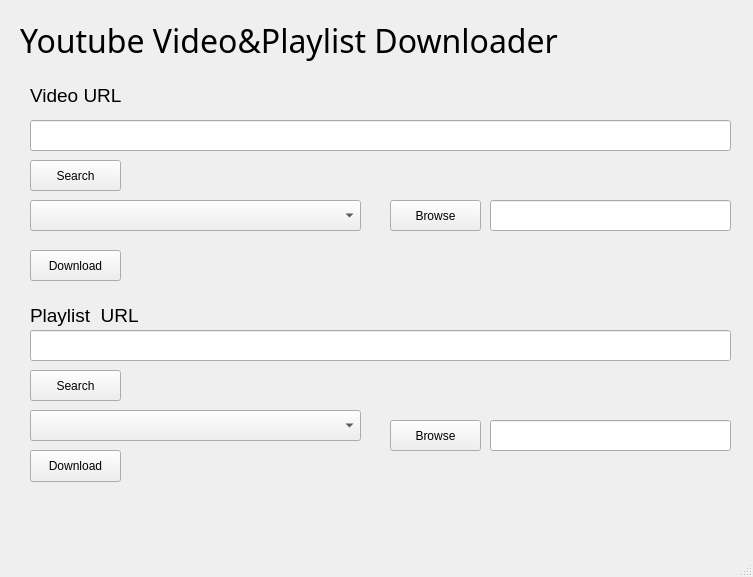
zeyad-hisham-cyper/Pyhon_Download_Manager, file main.ui: the form before one commit.
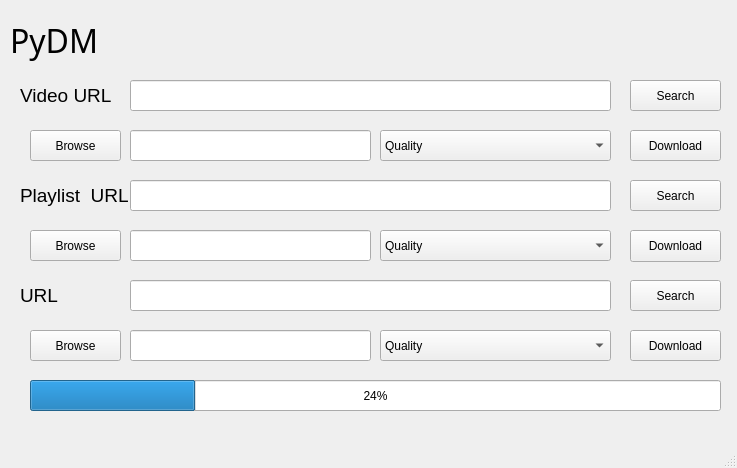
The form after the commit. Icons and pictures are not drawn.

```diff
--- a/main.ui
+++ b/main.ui
@@ -6,8 +6,8 @@
    <rect>
     <x>0</x>
     <y>0</y>
-    <width>753</width>
-    <height>577</height>
+    <width>737</width>
+    <height>468</height>
    </rect>
   </property>
   <property name="windowTitle">
@@ -2021,7 +2021,7 @@
    <widget class="QLabel" name="Title">
     <property name="geometry">
      <rect>
-      <x>20</x>
+      <x>10</x>
       <y>10</y>
       <width>631</width>
       <height>61</height>
@@ -2040,15 +2040,15 @@
      </font>
     </property>
     <property name="text">
-     <string>Youtube Video&amp;Playlist Downloader</string>
+     <string>PyDM</string>
     </property>
    </widget>
    <widget class="QLineEdit" name="videoURL">
     <property name="geometry">
      <rect>
-      <x>30</x>
-      <y>120</y>
-      <width>701</width>
+      <x>130</x>
+      <y>80</y>
+      <width>481</width>
       <height>31</height>
      </rect>
     </property>
@@ -2056,7 +2056,7 @@
    <widget class="QLabel" name="label">
     <property name="geometry">
      <rect>
-      <x>30</x>
+      <x>20</x>
       <y>80</y>
       <width>110</width>
       <height>31</height>
@@ -2074,8 +2074,8 @@
    <widget class="QLabel" name="label_2">
     <property name="geometry">
      <rect>
-      <x>30</x>
-      <y>300</y>
+      <x>20</x>
+      <y>180</y>
       <width>110</width>
       <height>31</height>
      </rect>
@@ -2092,9 +2092,9 @@
    <widget class="QLineEdit" name="lineEdit_2">
     <property name="geometry">
      <rect>
-      <x>30</x>
-      <y>330</y>
-      <width>701</width>
+      <x>130</x>
+      <y>180</y>
+      <width>481</width>
       <height>31</height>
      </rect>
     </property>
@@ -2102,8 +2102,8 @@
    <widget class="QPushButton" name="Download1">
     <property name="geometry">
      <rect>
-      <x>30</x>
-      <y>250</y>
+      <x>630</x>
+      <y>130</y>
       <width>91</width>
       <height>31</height>
      </rect>
@@ -2115,8 +2115,8 @@
    <widget class="QPushButton" name="Download2">
     <property name="geometry">
      <rect>
-      <x>30</x>
-      <y>450</y>
+      <x>630</x>
+      <y>230</y>
       <width>91</width>
       <height>32</height>
      </rect>
@@ -2128,8 +2128,8 @@
    <widget class="QPushButton" name="Download1_2">
     <property name="geometry">
      <rect>
-      <x>30</x>
-      <y>160</y>
+      <x>630</x>
+      <y>80</y>
       <width>91</width>
       <height>31</height>
      </rect>
@@ -2141,18 +2141,23 @@
    <widget class="QComboBox" name="comboBox">
     <property name="geometry">
      <rect>
-      <x>30</x>
-      <y>200</y>
-      <width>331</width>
+      <x>380</x>
+      <y>130</y>
+      <width>231</width>
       <height>31</height>
      </rect>
     </property>
+    <item>
+     <property name="text">
+      <string>Quality</string>
+     </property>
+    </item>
    </widget>
    <widget class="QPushButton" name="Download1_3">
     <property name="geometry">
      <rect>
-      <x>30</x>
-      <y>370</y>
+      <x>630</x>
+      <y>180</y>
       <width>91</width>
       <height>31</height>
      </rect>
@@ -2164,18 +2169,23 @@
    <widget class="QComboBox" name="comboBox_2">
     <property name="geometry">
      <rect>
-      <x>30</x>
-      <y>410</y>
-      <width>331</width>
+      <x>380</x>
+      <y>230</y>
+      <width>231</width>
       <height>31</height>
      </rect>
     </property>
+    <item>
+     <property name="text">
+      <string>Quality</string>
+     </property>
+    </item>
    </widget>
    <widget class="QLineEdit" name="lineEdit">
     <property name="geometry">
      <rect>
-      <x>490</x>
-      <y>200</y>
+      <x>130</x>
+      <y>130</y>
       <width>241</width>
       <height>31</height>
      </rect>
@@ -2184,8 +2194,8 @@
    <widget class="QPushButton" name="pushButton">
     <property name="geometry">
      <rect>
-      <x>390</x>
-      <y>200</y>
+      <x>30</x>
+      <y>130</y>
       <width>91</width>
       <height>31</height>
      </rect>
@@ -2197,8 +2207,8 @@
    <widget class="QPushButton" name="pushButton_2">
     <property name="geometry">
      <rect>
-      <x>390</x>
-      <y>420</y>
+      <x>30</x>
+      <y>230</y>
       <width>91</width>
       <height>31</height>
      </rect>
@@ -2210,13 +2220,118 @@
    <widget class="QLineEdit" name="lineEdit_3">
     <property name="geometry">
      <rect>
-      <x>490</x>
-      <y>420</y>
+      <x>130</x>
+      <y>230</y>
       <width>241</width>
       <height>31</height>
      </rect>
     </property>
    </widget>
+   <widget class="QLabel" name="label_3">
+    <property name="geometry">
+     <rect>
+      <x>20</x>
+      <y>280</y>
+      <width>110</width>
+      <height>31</height>
+     </rect>
+    </property>
+    <property name="font">
+     <font>
+      <pointsize>14</pointsize>
+     </font>
+    </property>
+    <property name="text">
+     <string>URL</string>
+    </property>
+   </widget>
+   <widget class="QLineEdit" name="videoURL_2">
+    <property name="geometry">
+     <rect>
+      <x>130</x>
+      <y>280</y>
+      <width>481</width>
+      <height>31</height>
+     </rect>
+    </property>
+   </widget>
+   <widget class="QPushButton" name="pushButton_3">
+    <property name="geometry">
+     <rect>
+      <x>30</x>
+      <y>330</y>
+      <width>91</width>
+      <height>31</height>
+     </rect>
+    </property>
+    <property name="text">
+     <string>Browse</string>
+    </property>
+   </widget>
+   <widget class="QLineEdit" name="lineEdit_4">
+    <property name="geometry">
+     <rect>
+      <x>130</x>
+      <y>330</y>
+      <width>241</width>
+      <height>31</height>
+     </rect>
+    </property>
+   </widget>
+   <widget class="QPushButton" name="Download1_4">
+    <property name="geometry">
+     <rect>
+      <x>630</x>
+      <y>280</y>
+      <width>91</width>
+      <height>31</height>
+     </rect>
+    </property>
+    <property name="text">
+     <string>Search</string>
+    </property>
+   </widget>
+   <widget class="QPushButton" name="Download1_5">
+    <property name="geometry">
+     <rect>
+      <x>630</x>
+      <y>330</y>
+      <width>91</width>
+      <height>31</height>
+     </rect>
+    </property>
+    <property name="text">
+     <string>Download</string>
+    </property>
+   </widget>
+   <widget class="QComboBox" name="comboBox_3">
+    <property name="geometry">
+     <rect>
+      <x>380</x>
+      <y>330</y>
+      <width>231</width>
+      <height>31</height>
+     </rect>
+    </property>
+    <item>
+     <property name="text">
+      <string>Quality</string>
+     </property>
+    </item>
+   </widget>
+   <widget class="QProgressBar" name="progressBar">
+    <property name="geometry">
+     <rect>
+      <x>30</x>
+      <y>380</y>
+      <width>691</width>
+      <height>31</height>
+     </rect>
+    </property>
+    <property name="value">
+     <number>24</number>
+    </property>
+   </widget>
   </widget>
   <widget class="QMenuBar" name="menubar">
    <property name="geometry">
```
Left out of the diff: 2 changed lines with no effect on the pictures.
